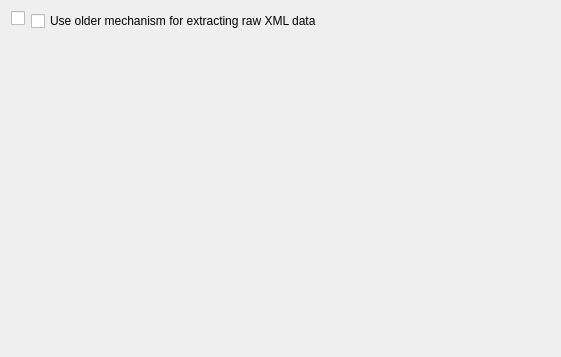
This is src/librssguard-standard/src/gui/standardfeedexpdetails.ui in martinrotter/rssguard as Qt 5 draws it before an edit. The edited form follows.
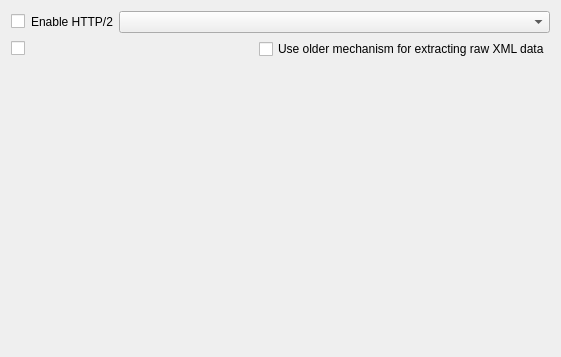
This is the edited form. Custom widgets are drawn as their Qt base class.

Diff of the .ui file:
```diff
--- a/src/librssguard-standard/src/gui/standardfeedexpdetails.ui
+++ b/src/librssguard-standard/src/gui/standardfeedexpdetails.ui
@@ -14,18 +14,53 @@
    <string>Form</string>
   </property>
   <layout class="QFormLayout" name="formLayout">
-   <item row="0" column="0">
+   <item row="2" column="0" colspan="2">
+    <widget class="HelpSpoiler" name="m_helpDontUseRawXml" native="true"/>
+   </item>
+   <item row="1" column="0" colspan="2">
+    <layout class="QHBoxLayout" name="horizontalLayout">
+     <item>
     <widget class="MultiFeedEditCheckBox" name="m_mcbDontUseRawXml"/>
    </item>
-   <item row="0" column="1">
+     <item>
     <widget class="QCheckBox" name="m_cbDontUseRawXml">
      <property name="text">
       <string>Use older mechanism for extracting raw XML data</string>
      </property>
     </widget>
    </item>
-   <item row="1" column="0" colspan="2">
-    <widget class="HelpSpoiler" name="m_helpDontUseRawXml" native="true"/>
+    </layout>
+   </item>
+   <item row="0" column="0" colspan="2">
+    <layout class="QHBoxLayout" name="horizontalLayout_8">
+     <item>
+      <widget class="MultiFeedEditCheckBox" name="m_mcbEnableHttp2"/>
+     </item>
+     <item>
+      <layout class="QGridLayout" name="gridLayout_2">
+       <item row="0" column="1">
+        <widget class="QComboBox" name="m_cmbEnableHttp2">
+         <property name="sizePolicy">
+          <sizepolicy hsizetype="Expanding" vsizetype="Fixed">
+           <horstretch>0</horstretch>
+           <verstretch>0</verstretch>
+          </sizepolicy>
+         </property>
+        </widget>
+       </item>
+       <item row="0" column="0">
+        <widget class="QLabel" name="m_lblEnableHttp2">
+         <property name="text">
+          <string>Enable HTTP/2</string>
+         </property>
+         <property name="buddy">
+          <cstring>m_cmbEnableHttp2</cstring>
+         </property>
+        </widget>
+       </item>
+      </layout>
+     </item>
+    </layout>
    </item>
   </layout>
  </widget>
```
Left out of the diff: 6 changed lines with no effect on the pictures. Lines whose indentation alone changed are shown as unchanged.
